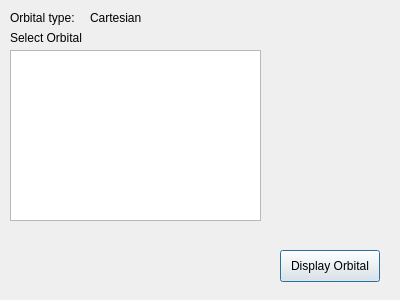
Above: src/molara/gui/mos_dialog.ui from Molara-Lab/Molara before the change. Below: the same form after it.
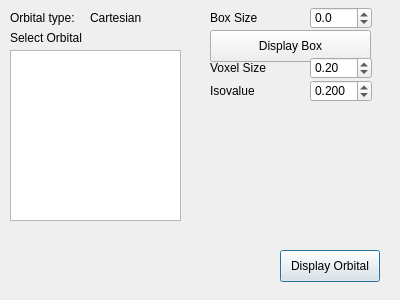
That is the form after the change.

Commit message: Fix rendering bug and implement voxel size and iso value

Patch:
```diff
--- a/src/molara/gui/mos_dialog.ui
+++ b/src/molara/gui/mos_dialog.ui
@@ -44,7 +44,7 @@
     <rect>
      <x>90</x>
      <y>10</y>
-     <width>131</width>
+     <width>101</width>
      <height>16</height>
     </rect>
    </property>
@@ -70,11 +70,138 @@
     <rect>
      <x>10</x>
      <y>50</y>
-     <width>251</width>
+     <width>171</width>
      <height>171</height>
     </rect>
    </property>
   </widget>
+  <widget class="QLabel" name="label_4">
+   <property name="geometry">
+    <rect>
+     <x>210</x>
+     <y>10</y>
+     <width>91</width>
+     <height>16</height>
+    </rect>
+   </property>
+   <property name="text">
+    <string>Box Size</string>
+   </property>
+  </widget>
+  <widget class="QDoubleSpinBox" name="cubeBoxSizeSpinBox">
+   <property name="geometry">
+    <rect>
+     <x>310</x>
+     <y>7</y>
+     <width>62</width>
+     <height>22</height>
+    </rect>
+   </property>
+   <property name="decimals">
+    <number>1</number>
+   </property>
+   <property name="minimum">
+    <double>-1.900000000000000</double>
+   </property>
+   <property name="maximum">
+    <double>20.000000000000000</double>
+   </property>
+   <property name="singleStep">
+    <double>0.100000000000000</double>
+   </property>
+   <property name="value">
+    <double>0.000000000000000</double>
+   </property>
+  </widget>
+  <widget class="QPushButton" name="toggleDisplayBoxButton">
+   <property name="geometry">
+    <rect>
+     <x>210</x>
+     <y>30</y>
+     <width>161</width>
+     <height>32</height>
+    </rect>
+   </property>
+   <property name="text">
+    <string>Display Box</string>
+   </property>
+  </widget>
+  <widget class="QDoubleSpinBox" name="voxelSizeSpinBox">
+   <property name="geometry">
+    <rect>
+     <x>310</x>
+     <y>57</y>
+     <width>62</width>
+     <height>22</height>
+    </rect>
+   </property>
+   <property name="decimals">
+    <number>2</number>
+   </property>
+   <property name="minimum">
+    <double>0.100000000000000</double>
+   </property>
+   <property name="maximum">
+    <double>1.000000000000000</double>
+   </property>
+   <property name="singleStep">
+    <double>0.050000000000000</double>
+   </property>
+   <property name="value">
+    <double>0.200000000000000</double>
+   </property>
+  </widget>
+  <widget class="QLabel" name="label_5">
+   <property name="geometry">
+    <rect>
+     <x>210</x>
+     <y>60</y>
+     <width>91</width>
+     <height>16</height>
+    </rect>
+   </property>
+   <property name="text">
+    <string>Voxel Size</string>
+   </property>
+  </widget>
+  <widget class="QLabel" name="label_6">
+   <property name="geometry">
+    <rect>
+     <x>210</x>
+     <y>83</y>
+     <width>91</width>
+     <height>16</height>
+    </rect>
+   </property>
+   <property name="text">
+    <string>Isovalue</string>
+   </property>
+  </widget>
+  <widget class="QDoubleSpinBox" name="isoValueSpinBox">
+   <property name="geometry">
+    <rect>
+     <x>310</x>
+     <y>80</y>
+     <width>62</width>
+     <height>22</height>
+    </rect>
+   </property>
+   <property name="decimals">
+    <number>3</number>
+   </property>
+   <property name="minimum">
+    <double>0.001000000000000</double>
+   </property>
+   <property name="maximum">
+    <double>1.000000000000000</double>
+   </property>
+   <property name="singleStep">
+    <double>0.010000000000000</double>
+   </property>
+   <property name="value">
+    <double>0.200000000000000</double>
+   </property>
+  </widget>
  </widget>
  <resources/>
  <connections/>
```
The commit also changes 5 other files.
